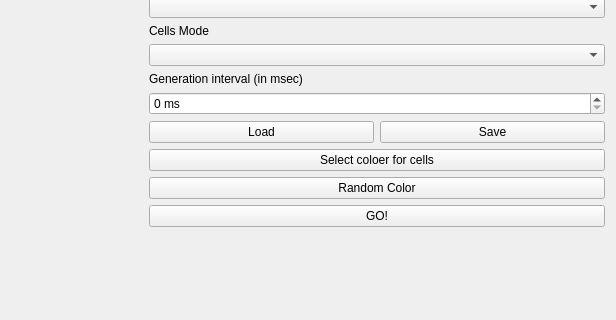
First picture: the form in GUI/GameOfLife/mainwindow.ui, repository Klotz95/PRG_Praktikum, before the edit; both pictures show x 325 to 941 and y 111 to 431 of the 941 by 515 pixel window.
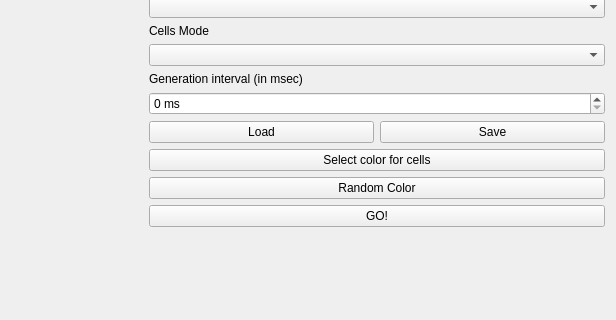
Second picture: the form after the edit. Custom widgets are drawn as their Qt base class.

Diff of the .ui file:
```diff
--- a/GUI/GameOfLife/mainwindow.ui
+++ b/GUI/GameOfLife/mainwindow.ui
@@ -118,7 +118,7 @@
       <item row="10" column="0" colspan="3">
        <widget class="QPushButton" name="pushButton_6">
         <property name="text">
-         <string>Select coloer for cells</string>
+         <string>Select color for cells</string>
         </property>
        </widget>
       </item>
@@ -139,7 +139,7 @@
       <item row="4" column="0" colspan="3">
        <widget class="QComboBox" name="comboBox_2"/>
       </item>
-      <item row="13" column="0">
+      <item row="13" column="0" colspan="3">
        <spacer name="verticalSpacer">
         <property name="orientation">
          <enum>Qt::Vertical</enum>
```
Left out of the diff: 24 changed lines with no effect on the pictures.
